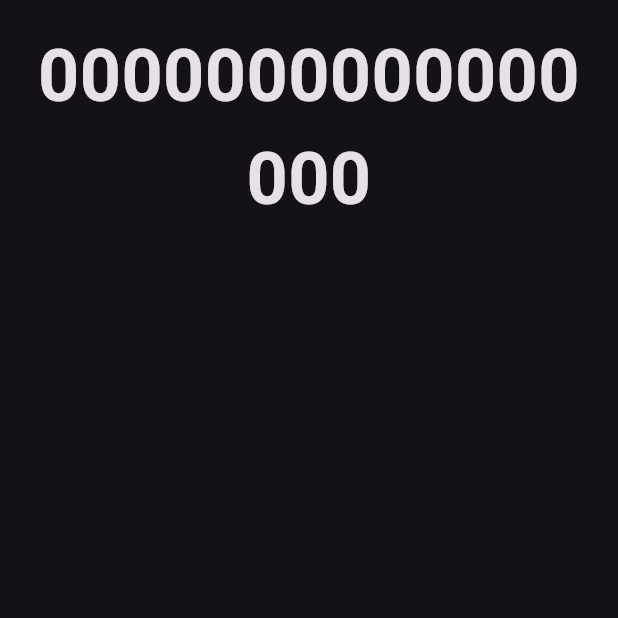
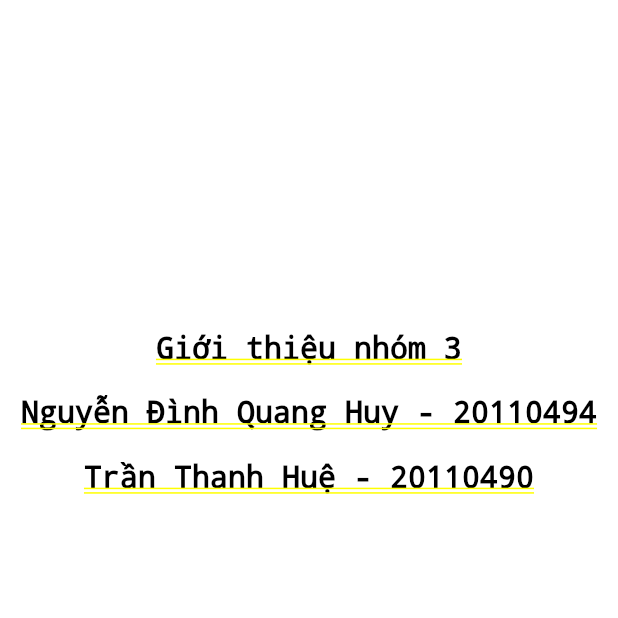
Before and after one commit to MiloHuy/MOBILE_UTE, a Flutter app: the screen it shows after launch, on a phone screen of 412 x 824 dp, the top half of it. Run offline on Flutter 3.47's test engine with Material 3 defaults, Android fonts, the phone set to English and light mode, and no system bars.

Commit message:
[Feat week_01]: #added screen introduce member and navigate to home screen

```diff
--- a/my_app/lib/caculator_screen.dart
+++ /dev/null
@@ -1,35 +0,0 @@
-import 'package:flutter/material.dart';
-
-class CaculatorScreen extends StatefulWidget {
-  const CaculatorScreen({super.key});
-
-  @override
-  State<CaculatorScreen> createState() => _CaculatorScreenState();
-}
-
-class _CaculatorScreenState extends State<CaculatorScreen> {
-  @override
-  Widget build(BuildContext context) {
-    return Scaffold(
-        body: SafeArea(
-            bottom: false,
-            child: Column(
-              children: [
-                // output
-                Expanded(
-                    child: SingleChildScrollView(
-                  child: Container(
-                    alignment: Alignment.bottomRight,
-                    padding: const EdgeInsets.all(16),
-                    child: const Text(
-                      '0000000000000000',
-                      style:
-                          TextStyle(fontSize: 48, fontWeight: FontWeight.bold),
-                      textAlign: TextAlign.center,
-                    ),
-                  ),
-                )),
-              ],
-            )));
-  }
-}
--- a/my_app/lib/main.dart
+++ b/my_app/lib/main.dart
@@ -1,5 +1,5 @@
 import 'package:flutter/material.dart';
-import 'package:my_app/caculator_screen.dart';
+import 'package:my_app/screens/my-teams/My_Teams.dart';
 
 void main() {
   runApp(const MyApp());
@@ -12,8 +12,8 @@ class MyApp extends StatelessWidget {
   Widget build(BuildContext context) {
     return MaterialApp(
       title: 'Calulator',
-      theme: ThemeData.dark(),
-      home: const CaculatorScreen(),
+      theme: ThemeData(primarySwatch: Colors.blue),
+      home: const MyTeamScreen(),
     );
   }
 }
--- /dev/null
+++ b/my_app/lib/screens/my-home/My_Home_Screen.dart
@@ -0,0 +1,17 @@
+import 'package:flutter/material.dart';
+
+class MyHomeScreen extends StatefulWidget {
+  const MyHomeScreen({super.key});
+
+  @override
+  State<MyHomeScreen> createState() => _MyHomeScreenState();
+}
+
+class _MyHomeScreenState extends State<MyHomeScreen> {
+  @override
+  Widget build(BuildContext context) {
+    return Scaffold(
+      appBar: AppBar(title: const Text('Đây là màn hình trang chủ')),
+    );
+  }
+}
--- /dev/null
+++ b/my_app/lib/screens/my-teams/My_Teams.dart
@@ -0,0 +1,45 @@
+import 'dart:async';
+
+import 'package:flutter/material.dart';
+import 'package:my_app/screens/my-home/My_Home_Screen.dart';
+
+class MyTeamScreen extends StatefulWidget {
+  const MyTeamScreen({super.key});
+
+  @override
+  State<MyTeamScreen> createState() => _MyTeamScreenState();
+}
+
+class _MyTeamScreenState extends State<MyTeamScreen> {
+  @override
+  void initState() {
+    super.initState();
+    Timer(
+        const Duration(seconds: 10),
+        () => Navigator.of(context).pushReplacement(MaterialPageRoute(
+            builder: (BuildContext context) => const MyHomeScreen())));
+  }
+
+  @override
+  Widget build(BuildContext context) {
+    return Container(
+        margin: const EdgeInsets.symmetric(vertical: 20.0),
+        padding: const EdgeInsets.only(top: 200.0),
+        decoration: const BoxDecoration(color: Colors.white),
+        child: const Column(
+          children: <Widget>[
+            Text("Giới thiệu nhóm 3",
+                textDirection: TextDirection.ltr,
+                style: TextStyle(fontSize: 20, color: Colors.black)),
+            SizedBox(height: 20),
+            Text("Nguyễn Đình Quang Huy - 20110494",
+                textDirection: TextDirection.ltr,
+                style: TextStyle(fontSize: 20, color: Colors.black)),
+            SizedBox(height: 20),
+            Text("Trần Thanh Huệ - 20110490",
+                textDirection: TextDirection.ltr,
+                style: TextStyle(fontSize: 20, color: Colors.black))
+          ],
+        ));
+  }
+}
```
